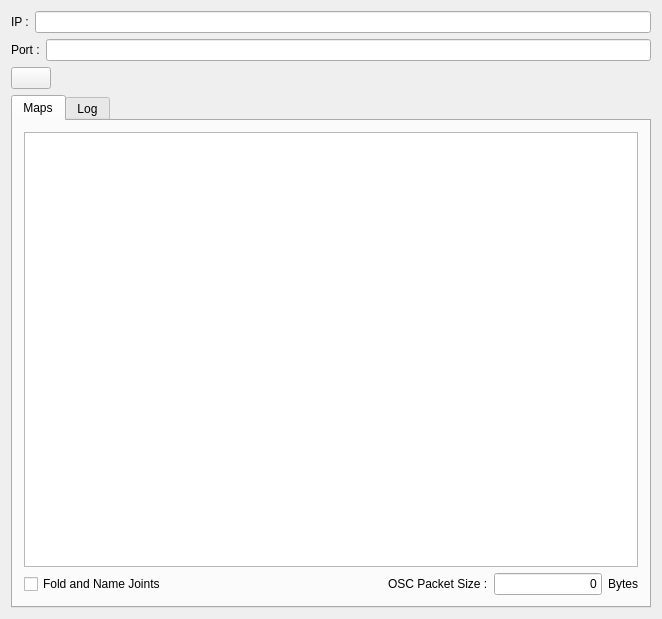
arennuit/iisuoscbridge, file src/FormFiles/MainForm.ui: the form before one commit.
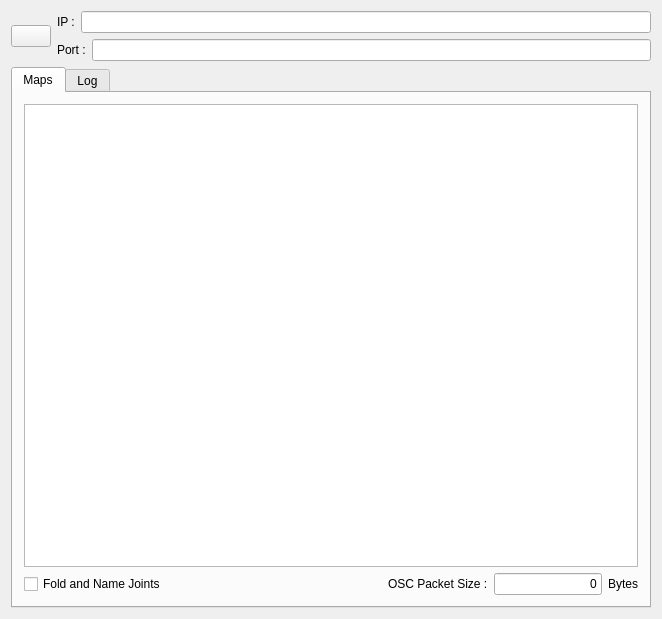
The form after the commit. Icons and pictures are not drawn.

Commit message: Modified layout of the main frame.

```diff
--- a/src/FormFiles/MainForm.ui
+++ b/src/FormFiles/MainForm.ui
@@ -570,61 +570,7 @@
 </string>
   </property>
   <widget class="QWidget" name="centralWidget">
-   <layout class="QVBoxLayout" name="verticalLayout" stretch="0,0,0,0">
-    <item>
-     <layout class="QHBoxLayout" name="horizontalLayout_3">
-      <item>
-       <widget class="QLabel" name="label">
-        <property name="text">
-         <string>IP :</string>
-        </property>
-       </widget>
-      </item>
-      <item>
-       <widget class="QLineEdit" name="m_ipAddressEdit">
-        <property name="sizePolicy">
-         <sizepolicy hsizetype="Expanding" vsizetype="Fixed">
-          <horstretch>0</horstretch>
-          <verstretch>0</verstretch>
-         </sizepolicy>
-        </property>
-        <property name="text">
-         <string/>
-        </property>
-       </widget>
-      </item>
-     </layout>
-    </item>
-    <item>
-     <layout class="QHBoxLayout" name="horizontalLayout_2">
-      <item>
-       <widget class="QLabel" name="label_2">
-        <property name="sizePolicy">
-         <sizepolicy hsizetype="Preferred" vsizetype="Preferred">
-          <horstretch>0</horstretch>
-          <verstretch>0</verstretch>
-         </sizepolicy>
-        </property>
-        <property name="text">
-         <string>Port :</string>
-        </property>
-       </widget>
-      </item>
-      <item>
-       <widget class="QLineEdit" name="m_portEdit">
-        <property name="sizePolicy">
-         <sizepolicy hsizetype="Expanding" vsizetype="Fixed">
-          <horstretch>0</horstretch>
-          <verstretch>0</verstretch>
-         </sizepolicy>
-        </property>
-        <property name="text">
-         <string/>
-        </property>
-       </widget>
-      </item>
-     </layout>
-    </item>
+   <layout class="QVBoxLayout" name="verticalLayout" stretch="0,0">
     <item>
      <layout class="QHBoxLayout" name="horizontalLayout" stretch="0,0">
       <property name="spacing">
@@ -667,17 +613,62 @@
        </widget>
       </item>
       <item>
-       <spacer name="horizontalSpacer_2">
-        <property name="orientation">
-         <enum>Qt::Horizontal</enum>
-        </property>
-        <property name="sizeHint" stdset="0">
-         <size>
-          <width>18</width>
-          <height>20</height>
-         </size>
-        </property>
-       </spacer>
+       <layout class="QVBoxLayout" name="verticalLayout_2">
+        <item>
+         <layout class="QHBoxLayout" name="horizontalLayout_3">
+          <item>
+           <widget class="QLabel" name="label">
+            <property name="text">
+             <string>IP :</string>
+            </property>
+           </widget>
+          </item>
+          <item>
+           <widget class="QLineEdit" name="m_ipAddressEdit">
+            <property name="sizePolicy">
+             <sizepolicy hsizetype="Expanding" vsizetype="Fixed">
+              <horstretch>0</horstretch>
+              <verstretch>0</verstretch>
+             </sizepolicy>
+            </property>
+            <property name="text">
+             <string/>
+            </property>
+           </widget>
+          </item>
+         </layout>
+        </item>
+        <item>
+         <layout class="QHBoxLayout" name="horizontalLayout_2">
+          <item>
+           <widget class="QLabel" name="label_2">
+            <property name="sizePolicy">
+             <sizepolicy hsizetype="Preferred" vsizetype="Preferred">
+              <horstretch>0</horstretch>
+              <verstretch>0</verstretch>
+             </sizepolicy>
+            </property>
+            <property name="text">
+             <string>Port :</string>
+            </property>
+           </widget>
+          </item>
+          <item>
+           <widget class="QLineEdit" name="m_portEdit">
+            <property name="sizePolicy">
+             <sizepolicy hsizetype="Expanding" vsizetype="Fixed">
+              <horstretch>0</horstretch>
+              <verstretch>0</verstretch>
+             </sizepolicy>
+            </property>
+            <property name="text">
+             <string/>
+            </property>
+           </widget>
+          </item>
+         </layout>
+        </item>
+       </layout>
       </item>
      </layout>
     </item>
```
